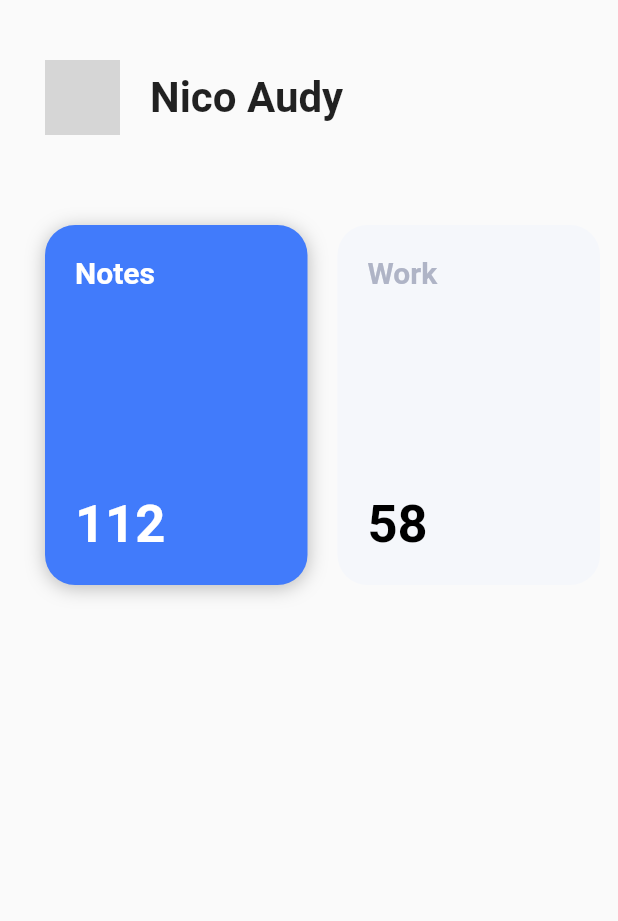
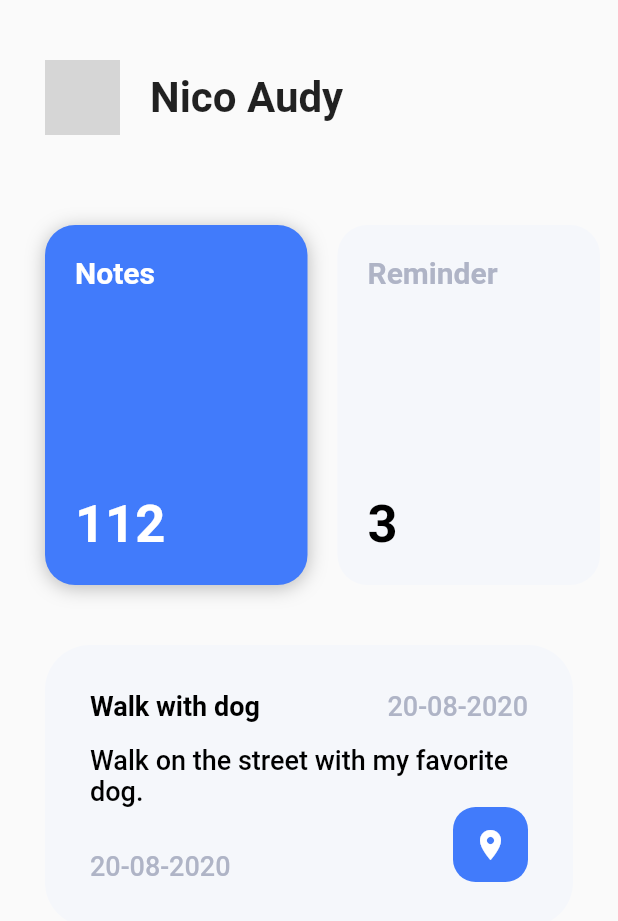
Before and after one commit to nicoaudy/YEW-, a Flutter app: the screen it shows after launch, on a phone screen of 412 x 824 dp. Shown: the top 921 px of the screen. Run offline on Flutter 3.47's test engine with Material 2 defaults, Android fonts, the phone set to English and light mode, and no system bars; network calls fail; grey boxes are pictures that could not be loaded.

Commit message:
scaffold for home design

```diff
--- a/lib/screens/home.screen.dart
+++ b/lib/screens/home.screen.dart
@@ -6,9 +6,8 @@ import 'package:yew/components/category_card.dart';
 class HomeScreen extends StatelessWidget {
   final Map<String, int> categories = {
     'Notes': 112,
-    'Work': 58,
-    'Home': 23,
-    'Complete': 31,
+    'Reminder': 3,
+    'Expenses': 0,
   };
 
   @override
@@ -58,7 +57,78 @@ class HomeScreen extends StatelessWidget {
                 );
               },
             ),
-          )
+          ),
+
+
+          SizedBox(height: 20.0),
+          Container(
+            margin: EdgeInsets.symmetric(horizontal: 30.0),
+            padding: EdgeInsets.all(30.0),
+            decoration: BoxDecoration(
+              color: Color(0xFFF5F7FB),
+              borderRadius: BorderRadius.circular(30.0),
+            ),
+            child: Column(
+              children: <Widget>[
+                Row(
+                  mainAxisAlignment: MainAxisAlignment.spaceBetween,
+                  children: <Widget>[
+                    Text(
+                      'Walk with dog',
+                      style: TextStyle(
+                        color: Colors.black,
+                        fontSize: 18.0,
+                        fontWeight: FontWeight.w600,
+                      ),
+                    ),
+                    Text(
+                      '20-08-2020',
+                      style: TextStyle(
+                        color: Color(0xFFAFB4C6),
+                        fontSize: 18.0,
+                        fontWeight: FontWeight.w500,
+                      ),
+                    ),
+                  ],
+                ),
+                SizedBox(height: 15.0),
+                Text(
+                  'Walk on the street with my favorite dog.',
+                  style: TextStyle(
+                    color: Colors.black,
+                    fontSize: 18.0,
+                    fontWeight: FontWeight.w500,
+                  ),
+                ),
+                Row(
+                  mainAxisAlignment: MainAxisAlignment.spaceBetween,
+                  crossAxisAlignment: CrossAxisAlignment.end,
+                  children: <Widget>[
+                    Text(
+                      '20-08-2020',
+                      style: TextStyle(
+                        color: Color(0xFFAFB4C6),
+                        fontSize: 18.0,
+                        fontWeight: FontWeight.w500,
+                      ),
+                    ),
+                    Container(
+                      height: 50.0,
+                      width: 50.0,
+                      decoration: BoxDecoration(
+                        color: Color(0xFF417BFB),
+                        borderRadius: BorderRadius.circular(15.0),
+                      ),
+                      child: Icon(
+                        Icons.location_on,
+                        color: Colors.white,
+                      ),
+                    ),
+                  ],
+                ),
+              ],
+            ),
+          ),
         ],
      ),
     );
```
